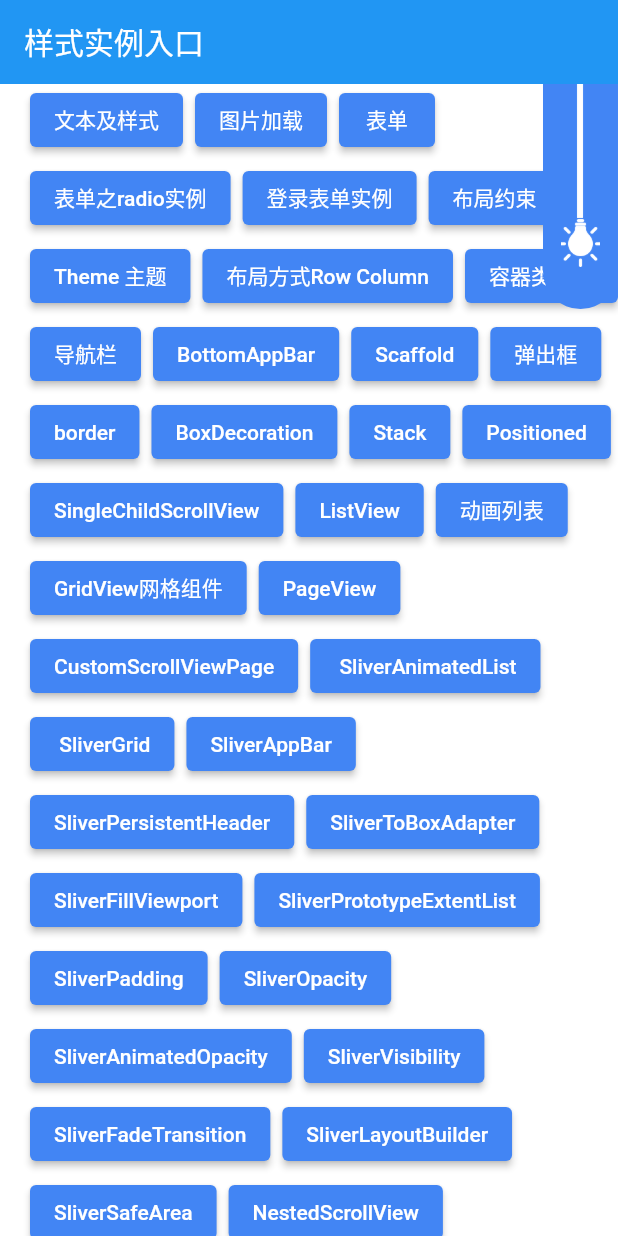
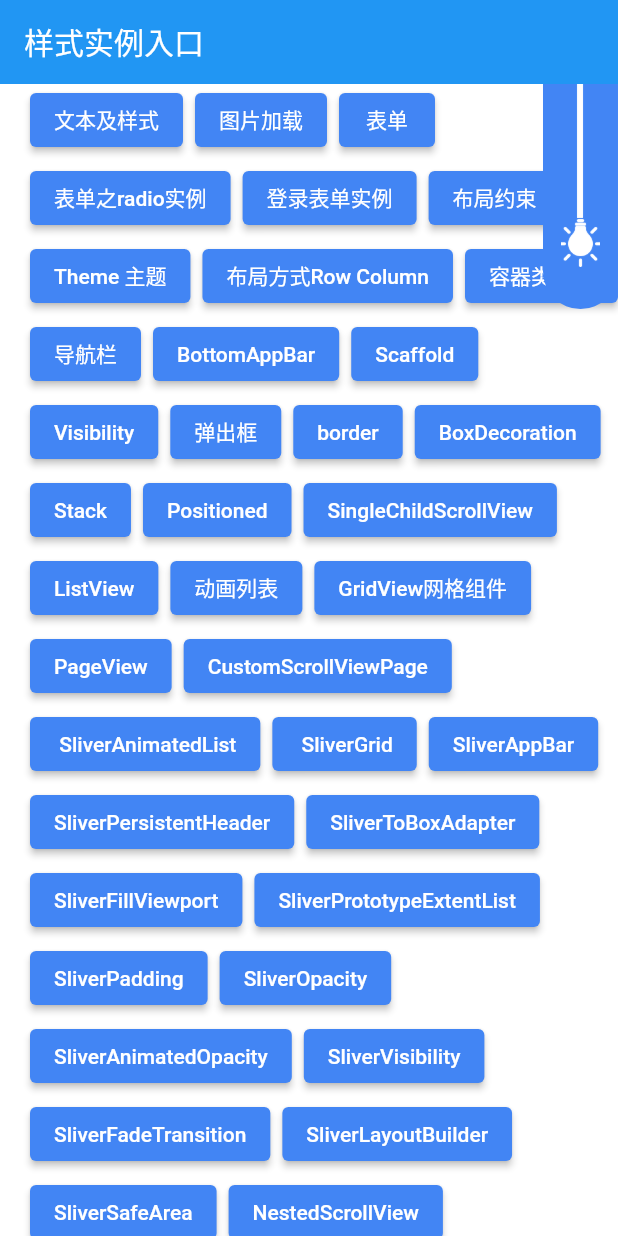
Before and after one commit to codprincess/flutter_base, a Flutter app: the screen it shows after launch, on a phone screen of 412 x 824 dp. Run offline on Flutter 3.47's test engine with Material 2 defaults, Android fonts, the light colour scheme and no system bars; our stand-ins replace shared_preferences; missing offline and left inert: fancy_bottom_navigation_2.

Commit message:
Visibility

```diff
--- a/lib/main.dart
+++ b/lib/main.dart
@@ -52,6 +52,7 @@ import 'SliverGridPage.dart';
 import 'SliverPrototypeExtentListPage.dart';
 import 'SliverVisibilityPage.dart';
 import 'StreamBuilderPage.dart';
+import 'VisibilityPage.dart';
 
 void main() {
   SharedPreferences.setMockInitialValues({});
@@ -141,7 +142,8 @@ class _MyAppState extends State<MyApp> {
               'Provider_Page':(context)=>ProviderPage(),
               'theme_page':(context)=>ThemePage(),
               'FutureBuilder_Page':(context)=>FutureBuilderPage(),
-              'StreamBuilder_Page':(context)=>StreamBuilderPage()
+              'StreamBuilder_Page':(context)=>StreamBuilderPage(),
+              'Visibility_Page':(context)=>VisibilityPage(),
             },
           );
         },
@@ -267,6 +269,13 @@ class _MyHomePageState extends State<MyHomePage> {
                   //   },
                   //   child: const Text('进度器'),
                   // ),
+
+                  ElevatedButton(
+                    onPressed: (){
+                      Navigator.pushNamed(context, 'Visibility_Page');
+                    },
+                    child: const Text('Visibility'),
+                  ),
 
                   ElevatedButton(
                     onPressed: (){
```
Also changed, not shown: lib/VisibilityPage.dart (added, +44 -0 lines).
